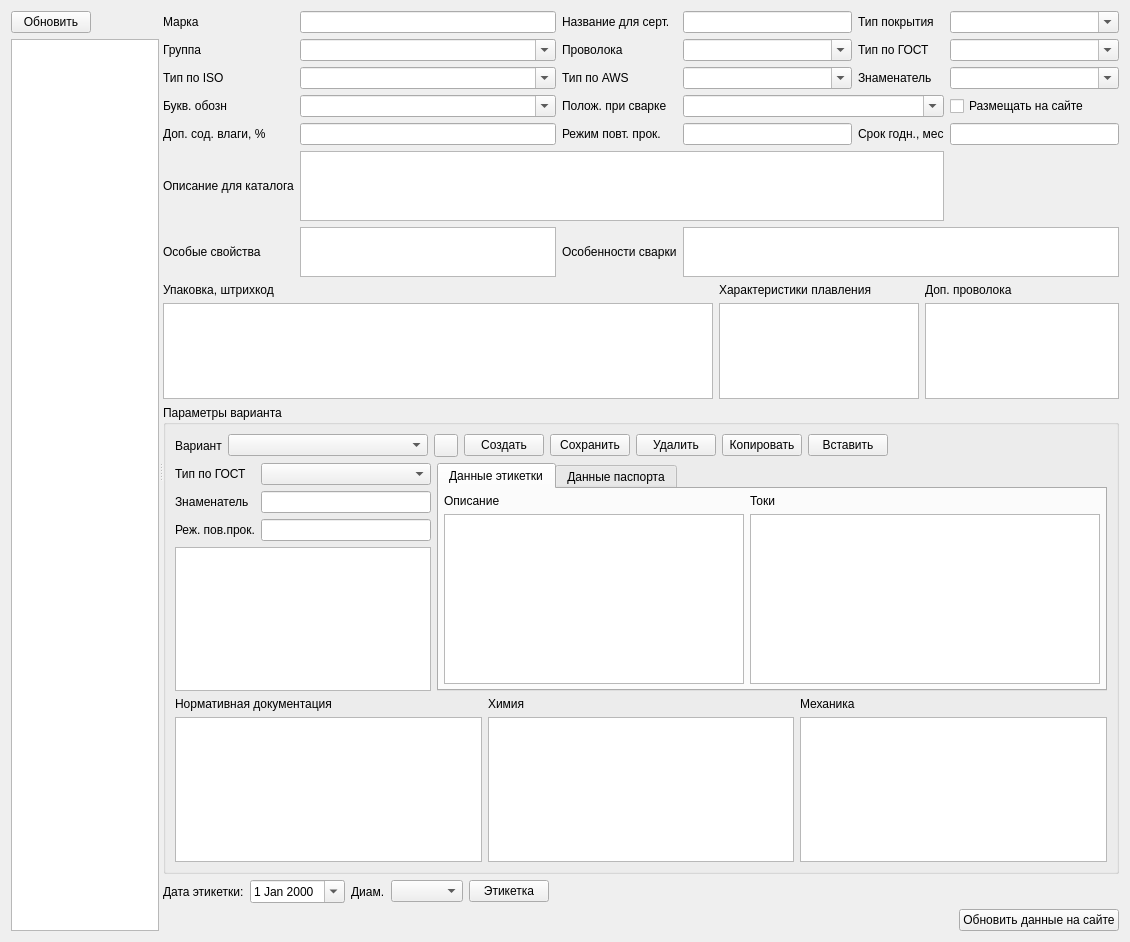
This is formmarkel/formmarkel.ui in Sergeyego/certificates as Qt 5 draws it before an edit. The edited form follows.
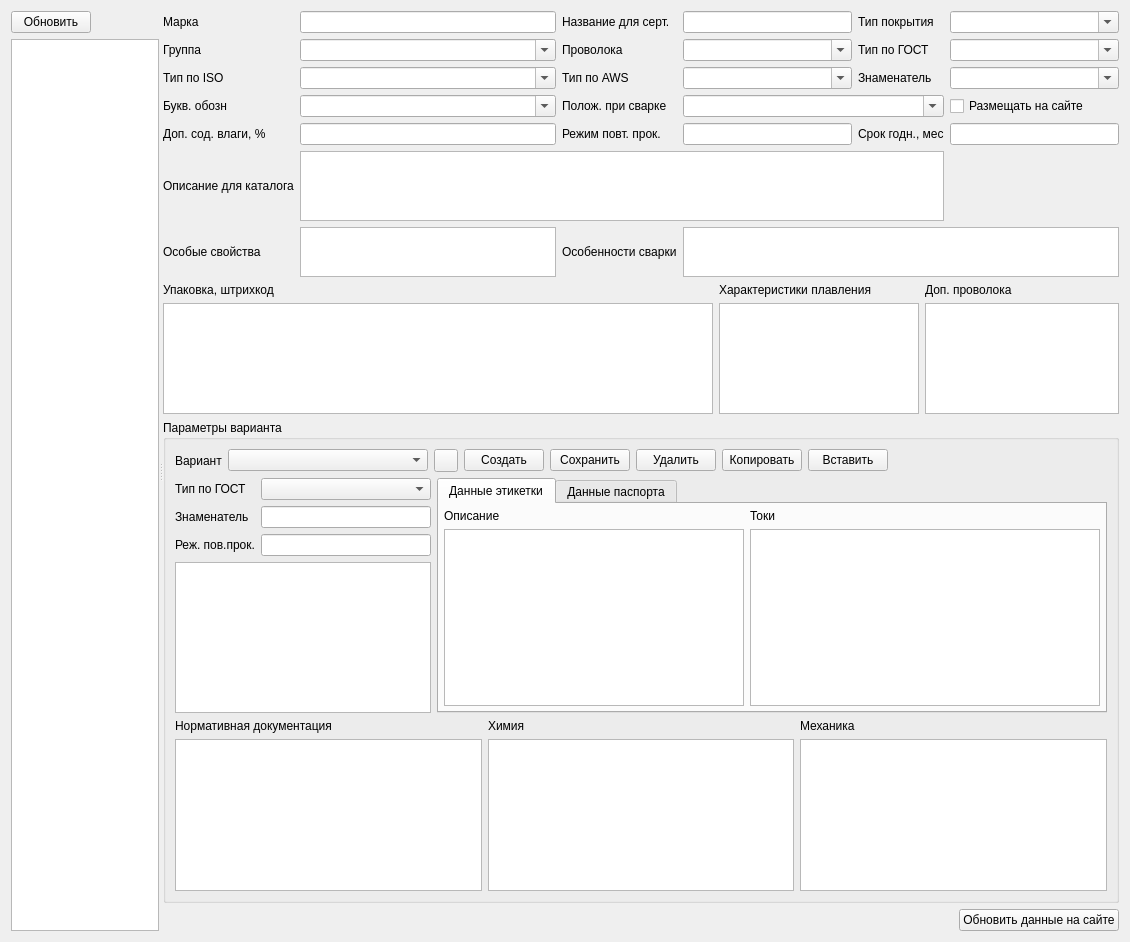
This is the edited form. Icons and pictures are not drawn. Custom widgets are drawn as their Qt base class.

Patch:
```diff
--- a/formmarkel/formmarkel.ui
+++ b/formmarkel/formmarkel.ui
@@ -753,54 +753,6 @@
          </layout>
         </widget>
        </item>
-       <item>
-        <layout class="QHBoxLayout" name="horizontalLayoutLabel">
-         <item>
-          <widget class="QLabel" name="label_28">
-           <property name="text">
-            <string>Дата этикетки:</string>
-           </property>
-          </widget>
-         </item>
-         <item>
-          <widget class="QDateEdit" name="dateEdit">
-           <property name="calendarPopup">
-            <bool>true</bool>
-           </property>
-          </widget>
-         </item>
-         <item>
-          <widget class="QLabel" name="label_29">
-           <property name="text">
-            <string>Диам.</string>
-           </property>
-          </widget>
-         </item>
-         <item>
-          <widget class="RestComboBox" name="comboBoxDiam"/>
-         </item>
-         <item>
-          <widget class="QPushButton" name="pushButtonLbl">
-           <property name="text">
-            <string>Этикетка</string>
-           </property>
-          </widget>
-         </item>
-         <item>
-          <spacer name="horizontalSpacer_3">
-           <property name="orientation">
-            <enum>Qt::Orientation::Horizontal</enum>
-           </property>
-           <property name="sizeHint" stdset="0">
-            <size>
-             <width>40</width>
-             <height>20</height>
-            </size>
-           </property>
-          </spacer>
-         </item>
-        </layout>
-       </item>
        <item>
         <layout class="QHBoxLayout" name="horizontalLayoutMap">
          <item>
```
